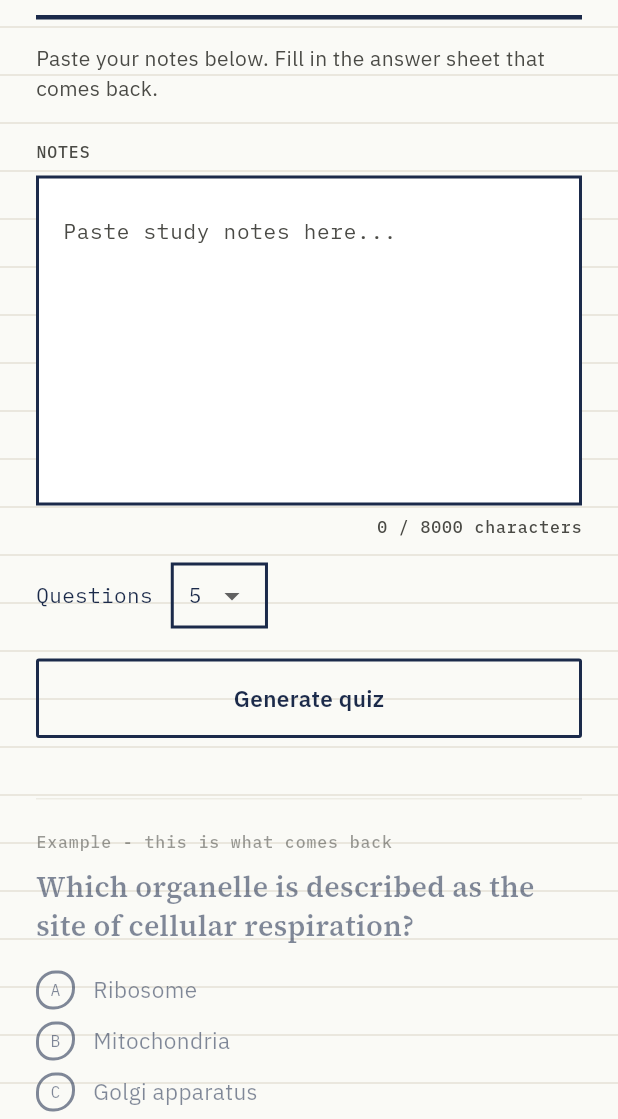
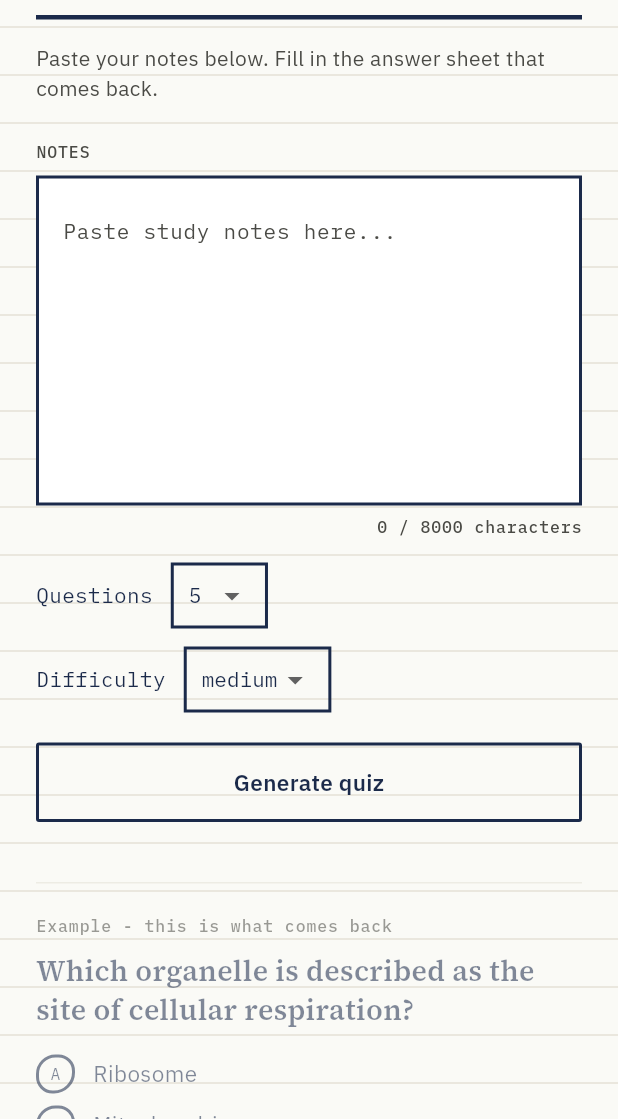
Before and after one commit to ChrisMantelos/ai-study-buddy, a Flutter app: the screen it shows after launch, on a phone screen of 412 x 824 dp, the part 117-1236 px from its top. Run offline on Flutter 3.47's test engine with Material 3 defaults, Android fonts, the phone set to English and light mode, and no system bars; our stand-ins replace google_fonts.

Commit message:
Implement difficulty selection for quiz generation
Added difficulty selection to quiz generation and updated API call.

```diff
--- a/frontend/lib/main.dart
+++ b/frontend/lib/main.dart
@@ -43,6 +43,7 @@ class _HomeScreenState extends State<HomeScreen> {
   final api = StudyBuddyApi(baseUrl: backendUrl);
   final notesController = TextEditingController();
   int numQuestions = 5;
+  String difficulty = 'medium';
   bool loading = false;
   String? errorMessage;
 
@@ -58,13 +59,16 @@ class _HomeScreenState extends State<HomeScreen> {
     });
 
     try {
-      final questions = await api.generateQuiz(
+      final result = await api.generateQuiz(
         notes: notesController.text.trim(),
         numQuestions: numQuestions,
+        difficulty: difficulty,
       );
       if (!mounted) return;
       Navigator.of(context).push(
-        MaterialPageRoute(builder: (_) => QuizScreen(questions: questions)),
+        MaterialPageRoute(
+          builder: (_) => QuizScreen(api: api, result: result),
+        ),
       );
     } on QuizApiException catch (e) {
       setState(() => errorMessage = e.message);
@@ -139,32 +143,23 @@ class _HomeScreenState extends State<HomeScreen> {
                       ),
                     ),
                     const SizedBox(height: 16),
-                  Row(
+                    Wrap(
+                      spacing: 24,
+                      runSpacing: 12,
                       children: [
-                      Text('Questions', style: StudyText.mono),
-                      const SizedBox(width: 12),
-                      Container(
-                        decoration: BoxDecoration(
-                          border: Border.all(color: StudyColors.ink, width: 2),
+                        _DropdownField<int>(
+                          label: 'Questions',
+                          value: numQuestions,
+                          options: const [3, 5, 7, 10],
+                          labelBuilder: (n) => '$n',
+                          onChanged: (value) => setState(() => numQuestions = value),
                         ),
-                        child: DropdownButtonHideUnderline(
-                          child: DropdownButton<int>(
-                            value: numQuestions,
-                            isDense: true,
-                            padding: const EdgeInsets.symmetric(
-                                horizontal: 10, vertical: 8),
-                            style: StudyText.mono,
-                            items: [3, 5, 7, 10]
-                                .map((n) => DropdownMenuItem(
-                                    value: n, child: Text('$n')))
-                                .toList(),
-                            onChanged: (value) {
-                              if (value != null) {
-                                setState(() => numQuestions = value);
-                              }
-                            },
-                          ),
-                        ),
+                        _DropdownField<String>(
+                          label: 'Difficulty',
+                          value: difficulty,
+                          options: const ['easy', 'medium', 'hard'],
+                          labelBuilder: (d) => d,
+                          onChanged: (value) => setState(() => difficulty = value),
                         ),
                       ],
                     ),
@@ -236,6 +231,52 @@ class _HomeScreenState extends State<HomeScreen> {
   }
 }
 
+class _DropdownField<T> extends StatelessWidget {
+  final String label;
+  final T value;
+  final List<T> options;
+  final String Function(T) labelBuilder;
+  final ValueChanged<T> onChanged;
+
+  const _DropdownField({
+    required this.label,
+    required this.value,
+    required this.options,
+    required this.labelBuilder,
+    required this.onChanged,
+  });
+
+  @override
+  Widget build(BuildContext context) {
+    return Row(
+      mainAxisSize: MainAxisSize.min,
+      children: [
+        Text(label, style: StudyText.mono),
+        const SizedBox(width: 12),
+        Container(
+          decoration: BoxDecoration(
+            border: Border.all(color: StudyColors.ink, width: 2),
+          ),
+          child: DropdownButtonHideUnderline(
+            child: DropdownButton<T>(
+              value: value,
+              isDense: true,
+              padding: const EdgeInsets.symmetric(horizontal: 10, vertical: 8),
+              style: StudyText.mono,
+              items: options
+                  .map((o) => DropdownMenuItem(value: o, child: Text(labelBuilder(o))))
+                  .toList(),
+              onChanged: (v) {
+                if (v != null) onChanged(v);
+              },
+            ),
+          ),
+        ),
+      ],
+    );
+  }
+}
+
 class _ExampleQuestionPreview extends StatelessWidget {
   const _ExampleQuestionPreview();
 
```
Lines whose indentation alone changed are shown as unchanged.
